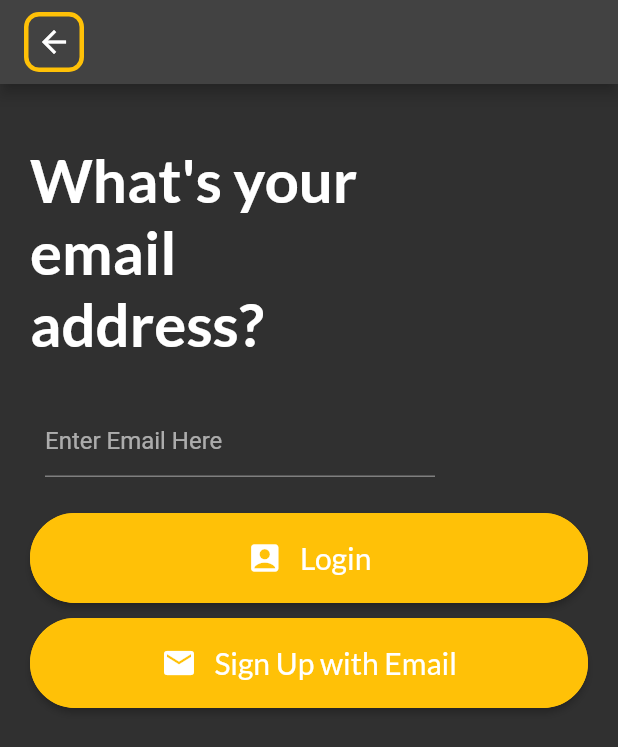
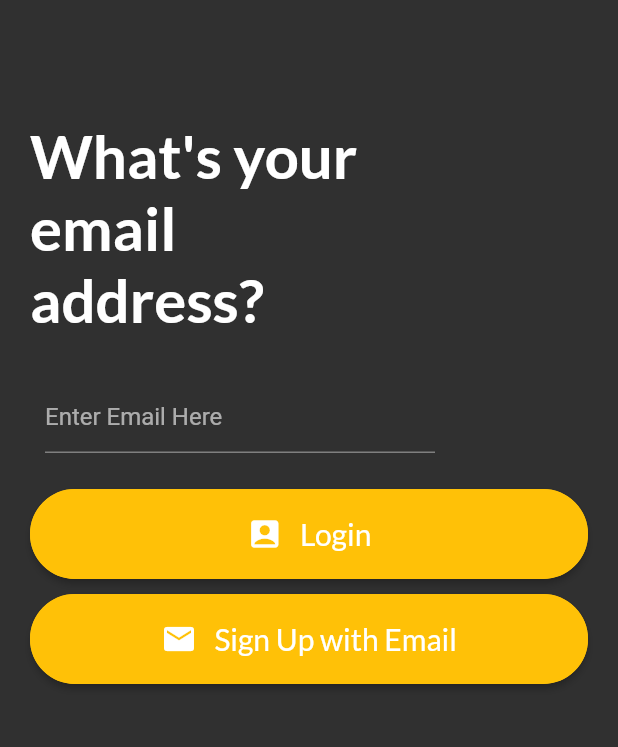
Before and after one commit to allenlogithub/social-app, a Flutter app: the EmailAddress screen opened directly, on a phone screen of 412 x 824 dp. Shown: the top 747 px of the screen. Run offline on Flutter 3.47's test engine with Material 2 defaults, Android fonts, the phone set to English and light mode, and no system bars; our stand-ins replace cookie_jar, dio, dio_cookie_manager, get, google_fonts.

Commit message:
[mod] edit screen:email_address, cancel navigation back button

```diff
--- a/lib/ui/auth/email_address.dart
+++ b/lib/ui/auth/email_address.dart
@@ -19,20 +19,20 @@ class _EmailAddressState extends State<EmailAddress> {
   @override
   Widget build(BuildContext context) {
     return Scaffold(
-      appBar: AppBar(
-        automaticallyImplyLeading: false,
-        title: Row(
-          mainAxisAlignment: MainAxisAlignment.start,
-          crossAxisAlignment: CrossAxisAlignment.center,
-          children: const <Widget>[
-            SizedBox(
-              height: 40,
-              width: 40,
-              child: NavigationBack(),
-            ),
-          ],
-        ),
-      ),
+      // appBar: AppBar(
+      //   automaticallyImplyLeading: false,
+      //   title: Row(
+      //     mainAxisAlignment: MainAxisAlignment.start,
+      //     crossAxisAlignment: CrossAxisAlignment.center,
+      //     children: const <Widget>[
+      //       SizedBox(
+      //         height: 40,
+      //         width: 40,
+      //         child: NavigationBack(),
+      //       ),
+      //     ],
+      //   ),
+      // ),
       body: GestureDetector(
         onTap: () {
           FocusManager.instance.primaryFocus?.unfocus();
@@ -46,7 +46,7 @@ class _EmailAddressState extends State<EmailAddress> {
                   child: Column(
                     crossAxisAlignment: CrossAxisAlignment.start,
                     children: [
-                      const SizedBox(height: 20),
+                      const SizedBox(height: 60),
                       Text("What's your\nemail\naddress?",
                           style: GoogleFonts.lato(
                               color: Colors.white,
```
